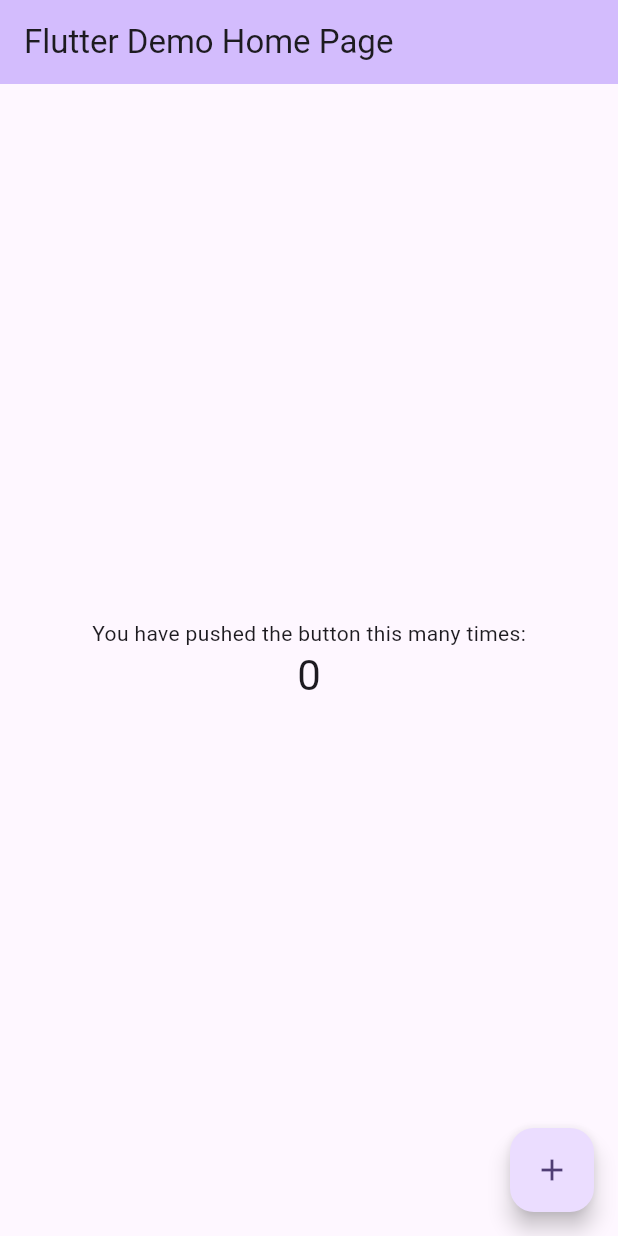
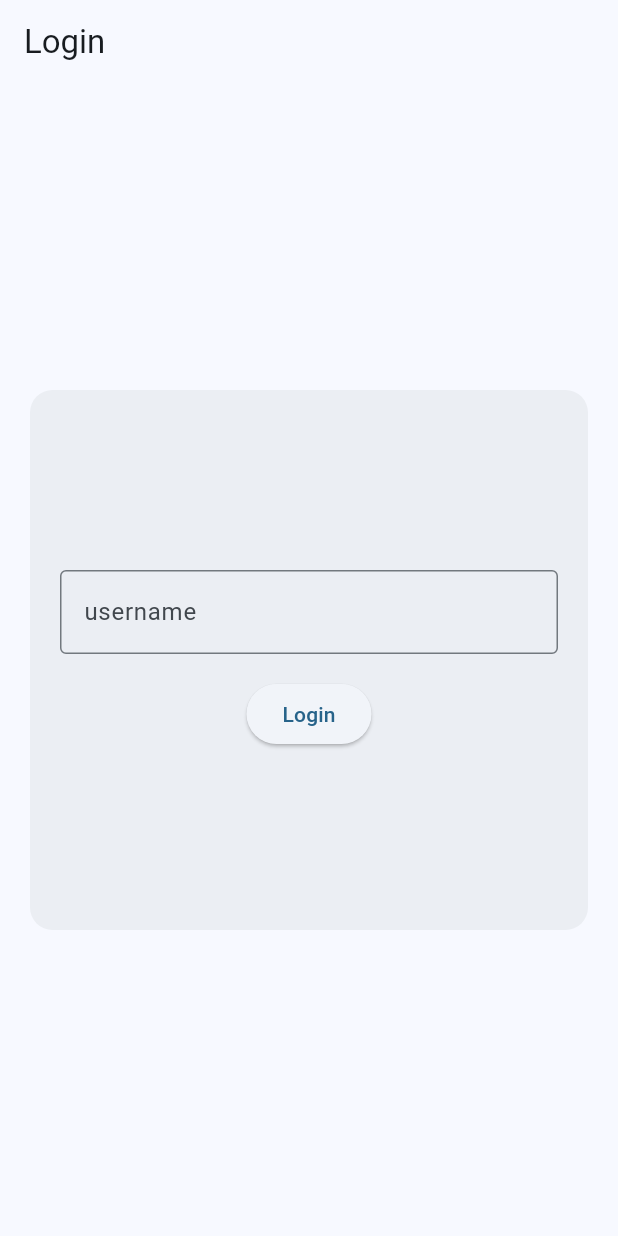
Before and after one commit to the-hedgehog-sonic/flutter-homework, a Flutter app: the screen it shows after launch, on a phone screen of 412 x 824 dp. Run offline on Flutter 3.47's test engine with Material 3 defaults, Android fonts, the phone set to English and light mode, and no system bars.

Commit message:
finished the login page

```diff
--- /dev/null
+++ b/product_catalog/lib/login.dart
@@ -0,0 +1,103 @@
+import 'package:flutter/material.dart';
+
+
+class Login extends StatefulWidget
+{
+  const Login({super.key});
+
+  @override
+  State<Login> createState()
+  {
+    return _LoginState();
+  }
+
+}
+
+class _LoginState extends State<Login>
+{
+  final TextEditingController _controller = TextEditingController();
+  String userName = 'Guest';
+
+  void _login()
+  {
+    final typed = _controller.text.trim();
+    userName = typed.isEmpty ? 'Guest' : typed;
+    Navigator.pushNamed(context, '/products', arguments: userName);
+  }
+
+  @override
+  void initState()
+  {
+    super.initState();
+    print('init state: login page.');
+  }
+
+  @override
+  void didChangeDependencies()
+  {
+    super.didChangeDependencies();
+    print('change dependencies: login page.');
+  }
+
+  @override
+  Widget build(BuildContext context)
+  {
+    return Scaffold
+    (
+      appBar: AppBar(title: Text('Login'),),
+      body: Center(
+        child: ConstrainedBox(
+          constraints: BoxConstraints(maxWidth: 450, maxHeight: 400),
+          child: Container(
+              margin: EdgeInsets.all(20),
+              padding: EdgeInsets.all(20),
+              width: 400,
+              height: 500,
+              decoration: BoxDecoration(
+                color: Theme.of(context).colorScheme.surfaceContainer,
+                borderRadius: BorderRadius.circular(15),
+              ),
+              child: Column(
+                mainAxisSize: MainAxisSize.max,
+                mainAxisAlignment: MainAxisAlignment.center,
+                children: [
+
+                  //Add a message at the top left later
+                  //Text('Welcome', style: Theme.of(context).textTheme.headlineMedium),
+
+                  TextField(
+                    controller: _controller,
+                    decoration: const InputDecoration(
+                      labelText: 'username',
+                      border: OutlineInputBorder(),
+                    ),
+                    onSubmitted: (value) => _login(),
+                  ),
+                  const SizedBox(height: 16),
+                  ElevatedButton(
+                    onPressed: _login,
+                    child: const Text('Login'),
+                  ),
+                ],
+              ),
+            )
+          ),
+        )
+    );
+  }
+
+  @override
+  void deactivate()
+  {
+    print('deactivate: login page.');
+    super.deactivate();
+  }
+
+  @override
+  void dispose()
+  {
+    print('dispose: login page.');
+    _controller.dispose();
+    super.dispose();
+  }
+}
--- a/product_catalog/lib/main.dart
+++ b/product_catalog/lib/main.dart
@@ -1,122 +1,41 @@
 import 'package:flutter/material.dart';
+import 'package:product_catalog/login.dart';
+import 'package:product_catalog/products.dart';
 
-void main() {
-  runApp(const MyApp());
+void main()
+{
+  //Pass the home page when it is done
+  runApp(const MyApp(Login()));
 }
 
-class MyApp extends StatelessWidget {
-  const MyApp({super.key});
 
-  // This widget is the root of your application.
+class MyApp extends StatelessWidget
+{
+  final Widget homePage;
+  const MyApp(this.homePage, {super.key});
+
   @override
-  Widget build(BuildContext context) {
-    return MaterialApp(
-      title: 'Flutter Demo',
+  Widget build(BuildContext context)
+  {
+    return MaterialApp
+    (
+      title: 'Café',
       theme: ThemeData(
-        // This is the theme of your application.
-        //
-        // TRY THIS: Try running your application with "flutter run". You'll see
-        // the application has a purple toolbar. Then, without quitting the app,
-        // try changing the seedColor in the colorScheme below to Colors.green
-        // and then invoke "hot reload" (save your changes or press the "hot
-        // reload" button in a Flutter-supported IDE, or press "r" if you used
-        // the command line to start the app).
-        //
-        // Notice that the counter didn't reset back to zero; the application
-        // state is not lost during the reload. To reset the state, use hot
-        // restart instead.
-        //
-        // This works for code too, not just values: Most code changes can be
-        // tested with just a hot reload.
-        colorScheme: .fromSeed(seedColor: Colors.deepPurple),
+        colorScheme: ColorScheme.fromSeed(seedColor: Colors.lightBlue,),
+        textTheme: TextTheme(bodyMedium: TextStyle(fontSize: 16), titleLarge: TextStyle(fontSize: 22)),
       ),
-      home: const MyHomePage(title: 'Flutter Demo Home Page'),
+      darkTheme: ThemeData(
+        colorScheme: ColorScheme.fromSeed(seedColor: Colors.lightBlue, brightness: Brightness.dark),
+        textTheme: TextTheme(bodyMedium: TextStyle(fontSize: 16), titleLarge: TextStyle(fontSize: 22)),
+      ),
+      themeMode: ThemeMode.system,
+
+      initialRoute: '/',
+      routes: {
+        '/': (context) => const Login(),
+        '/products': (context) => const Products(),
+      },
     );
   }
+
 }
-
-class MyHomePage extends StatefulWidget {
-  const MyHomePage({super.key, required this.title});
-
-  // This widget is the home page of your application. It is stateful, meaning
-  // that it has a State object (defined below) that contains fields that affect
-  // how it looks.
-
-  // This class is the configuration for the state. It holds the values (in this
-  // case the title) provided by the parent (in this case the App widget) and
-  // used by the build method of the State. Fields in a Widget subclass are
-  // always marked "final".
-
-  final String title;
-
-  @override
-  State<MyHomePage> createState() => _MyHomePageState();
-}
-
-class _MyHomePageState extends State<MyHomePage> {
-  int _counter = 0;
-
-  void _incrementCounter() {
-    setState(() {
-      // This call to setState tells the Flutter framework that something has
-      // changed in this State, which causes it to rerun the build method below
-      // so that the display can reflect the updated values. If we changed
-      // _counter without calling setState(), then the build method would not be
-      // called again, and so nothing would appear to happen.
-      _counter++;
-    });
-  }
-
-  @override
-  Widget build(BuildContext context) {
-    // This method is rerun every time setState is called, for instance as done
-    // by the _incrementCounter method above.
-    //
-    // The Flutter framework has been optimized to make rerunning build methods
-    // fast, so that you can just rebuild anything that needs updating rather
-    // than having to individually change instances of widgets.
-    return Scaffold(
-      appBar: AppBar(
-        // TRY THIS: Try changing the color here to a specific color (to
-        // Colors.amber, perhaps?) and trigger a hot reload to see the AppBar
-        // change color while the other colors stay the same.
-        backgroundColor: Theme.of(context).colorScheme.inversePrimary,
-        // Here we take the value from the MyHomePage object that was created by
-        // the App.build method, and use it to set our appbar title.
-        title: Text(widget.title),
-      ),
-      body: Center(
-        // Center is a layout widget. It takes a single child and positions it
-        // in the middle of the parent.
-        child: Column(
-          // Column is also a layout widget. It takes a list of children and
-          // arranges them vertically. By default, it sizes itself to fit its
-          // children horizontally, and tries to be as tall as its parent.
-          //
-          // Column has various properties to control how it sizes itself and
-          // how it positions its children. Here we use mainAxisAlignment to
-          // center the children vertically; the main axis here is the vertical
-          // axis because Columns are vertical (the cross axis would be
-          // horizontal).
-          //
-          // TRY THIS: Invoke "debug painting" (choose the "Toggle Debug Paint"
-          // action in the IDE, or press "p" in the console), to see the
-          // wireframe for each widget.
-          mainAxisAlignment: .center,
-          children: [
-            const Text('You have pushed the button this many times:'),
-            Text(
-              '$_counter',
-              style: Theme.of(context).textTheme.headlineMedium,
-            ),
-          ],
-        ),
-      ),
-      floatingActionButton: FloatingActionButton(
-        onPressed: _incrementCounter,
-        tooltip: 'Increment',
-        child: const Icon(Icons.add),
-      ),
-    );
-  }
-}
--- a/product_catalog/pubspec.yaml
+++ b/product_catalog/pubspec.yaml
@@ -34,6 +34,7 @@ dependencies:
   # The following adds the Cupertino Icons font to your application.
   # Use with the CupertinoIcons class for iOS style icons.
   cupertino_icons: ^1.0.8
+  google_fonts: ^9.0.0
 
 dev_dependencies:
   flutter_test:
```
Also changed, not shown: product_catalog/lib/product_widgets.dart (added, +114 -0 lines), product_catalog/lib/products.dart (added, +57 -0 lines), product_catalog/lib/product_info.dart (added), product_catalog/pubspec.lock, 2 other files.
